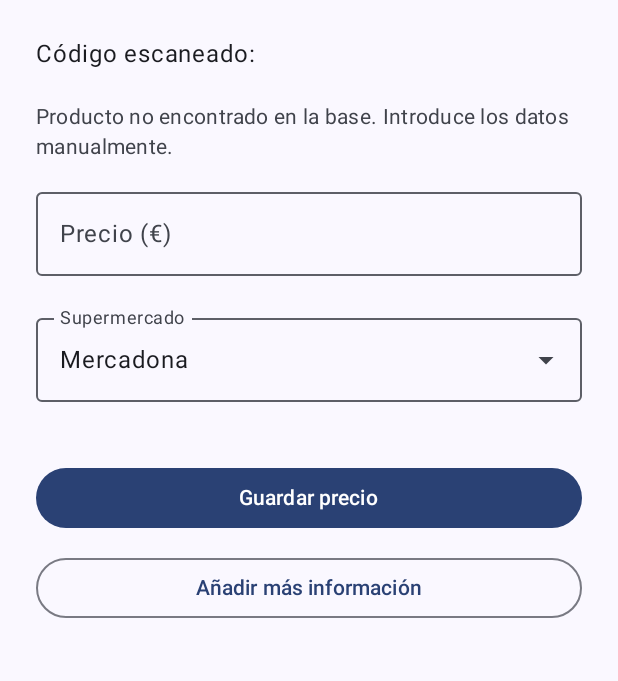
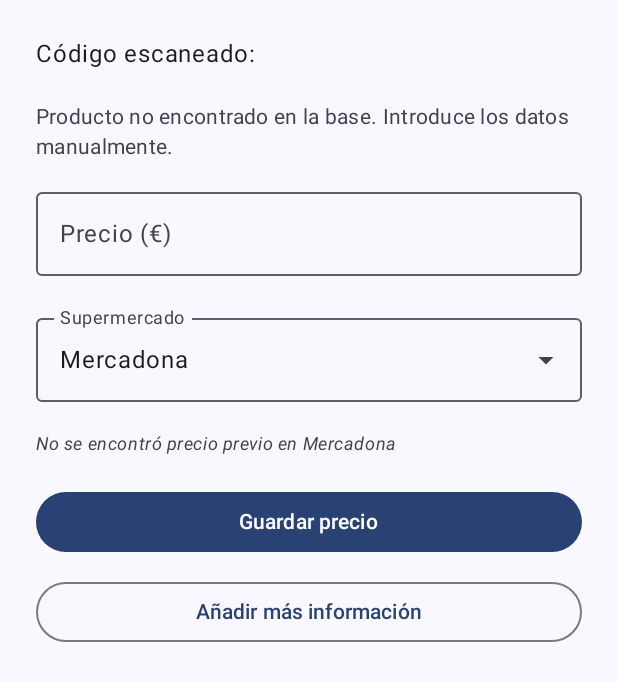
Before and after one commit to D4vRAM369/AhorrApp, an Android app built with Jetpack Compose: the composable PriceEntryScreen called with empty values, on a phone screen of 412 x 824 dp. Shown: the top 681 px of the screen. Run offline under Robolectric (Android 15) with nearby library versions, the phone set to English and light mode, and no system bars; 4 statements that could not run were skipped.

Commit message:
fix: error de sincronización con Supabase resuelto

```diff
--- a/app/src/main/java/com/d4vram/ahorrapp/data/Repository.kt
+++ b/app/src/main/java/com/d4vram/ahorrapp/data/Repository.kt
@@ -69,7 +69,7 @@ class Repository(context: Context) {
         // Configuración tolerante a fallos para el JSON
         defaultSerializer = KotlinXSerializer(Json {
             ignoreUnknownKeys = true // ¡CRUCIAL! Ignora campos extra que mande Supabase
-            encodeDefaults = true
+            encodeDefaults = false
         })
 
         install(Postgrest)
--- a/app/src/main/java/com/d4vram/ahorrapp/ui/screens/PriceEntryScreen.kt
+++ b/app/src/main/java/com/d4vram/ahorrapp/ui/screens/PriceEntryScreen.kt
@@ -207,7 +207,8 @@ fun PriceEntryScreen(
         if (viewModel.isLoadingExistingPrice) {
             Text("Buscando precios recientes...", style = MaterialTheme.typography.bodySmall)
         } else {
-            viewModel.existingPrice?.let { existing ->
+            if (viewModel.existingPrice != null) {
+                val existing = viewModel.existingPrice!!
                 Card(
                     colors = CardDefaults.cardColors(
                         containerColor = MaterialTheme.colorScheme.tertiaryContainer
@@ -234,6 +235,22 @@ fun PriceEntryScreen(
                     }
                 }
                 Spacer(Modifier.height(12.dp))
+            } else if (viewModel.fetchError != null) {
+                Text(
+                    "Error al buscar precio: ${viewModel.fetchError}",
+                    style = MaterialTheme.typography.bodySmall,
+                    color = MaterialTheme.colorScheme.error
+                )
+            } else {
+                 val currentMarket = if (selectedSupermarket == "Otro") customSupermarket else selectedSupermarket
+                 if (currentMarket.isNotBlank()) {
+                     Text(
+                         "No se encontró precio previo en $currentMarket",
+                         style = MaterialTheme.typography.bodySmall,
+                         color = MaterialTheme.colorScheme.onSurfaceVariant,
+                         fontStyle = androidx.compose.ui.text.font.FontStyle.Italic
+                     )
+                 }
             }
         }
 
--- a/app/src/main/java/com/d4vram/ahorrapp/viewmodel/TpvViewModel.kt
+++ b/app/src/main/java/com/d4vram/ahorrapp/viewmodel/TpvViewModel.kt
@@ -46,14 +46,20 @@ class TpvViewModel(application: Application) : AndroidViewModel(application) {
     var isLoadingExistingPrice by mutableStateOf(false)
         private set
 
+    var fetchError by mutableStateOf<String?>(null)
+        private set
+
 
 
     fun fetchExistingPrice(barcode: String, supermarket: String) {
         viewModelScope.launch(Dispatchers.IO) {
             val cleanBarcode = barcode.trim()
+
+            val cleanMarket = supermarket.trim()
+
             isLoadingExistingPrice = true
             existingPrice = null
-            existingPrice = null
+            fetchError = null
 
             val resultState = repo.getLatestPriceForBarcode(cleanBarcode, cleanMarket)
 
@@ -61,6 +67,7 @@ class TpvViewModel(application: Application) : AndroidViewModel(application) {
                 existingPrice = entry
             }.onFailure { error ->
                 existingPrice = null
+                fetchError = error.message
                 error.printStackTrace()
             }
 
```
Also changed, not shown: 2 other files.
